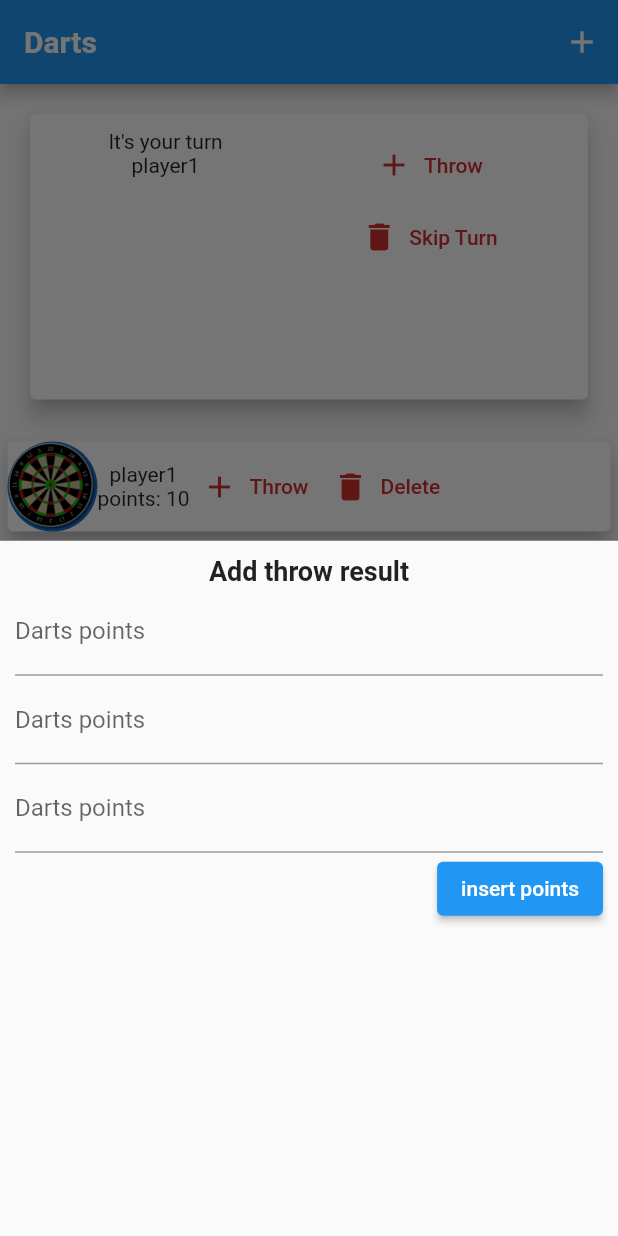
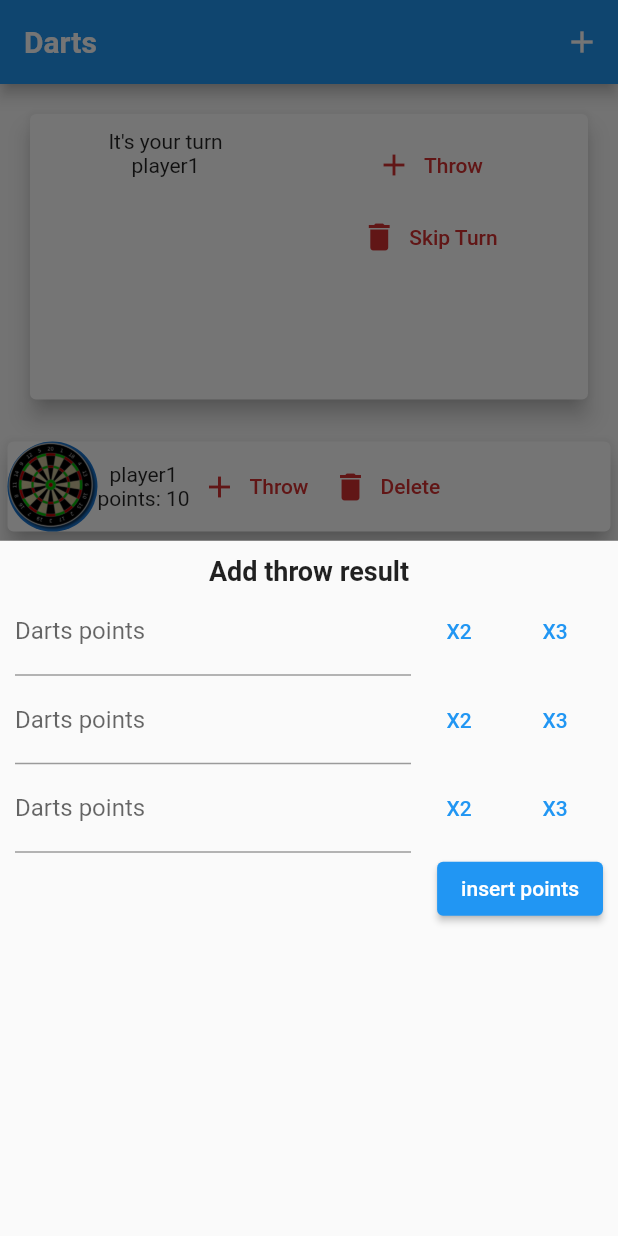
Before and after one commit to AlessandroGranato/Darts, a Flutter app: the screen it shows after launch, after a tap on "Throw", on a phone screen of 412 x 824 dp. Run offline on Flutter 3.47's test engine with Material 2 defaults, Android fonts, the phone set to English and light mode, and no system bars.

Commit message:
Add shots multiplier - Add buttons that allows players to multiply their shots x2 or x3

```diff
--- a/lib/widgets/throw_darts.dart
+++ b/lib/widgets/throw_darts.dart
@@ -1,10 +1,11 @@
 import 'package:flutter/material.dart';
 
 class ThrowDarts extends StatefulWidget {
-
   final String playerId;
   final Function addPointsFunction;
-  const ThrowDarts({ Key? key, required this.playerId, required this.addPointsFunction }) : super(key: key);
+  const ThrowDarts(
+      {Key? key, required this.playerId, required this.addPointsFunction})
+      : super(key: key);
 
   @override
   State<ThrowDarts> createState() => _ThrowDartsState();
@@ -16,7 +17,9 @@ class _ThrowDartsState extends State<ThrowDarts> {
   final TextEditingController _pointsController3 = TextEditingController();
 
   void _submitData() {
-    if (_pointsController1.text.isEmpty && _pointsController2.text.isEmpty && _pointsController3.text.isEmpty) {
+    if (_pointsController1.text.isEmpty &&
+        _pointsController2.text.isEmpty &&
+        _pointsController3.text.isEmpty) {
       return;
     }
     if (_pointsController1.text.isEmpty) {
@@ -29,15 +32,24 @@ class _ThrowDartsState extends State<ThrowDarts> {
       _pointsController3.text = '0';
     }
 
-    int points = int.parse(_pointsController1.text) + int.parse(_pointsController2.text) + int.parse(_pointsController3.text);
+    int points = int.parse(_pointsController1.text) +
+        int.parse(_pointsController2.text) +
+        int.parse(_pointsController3.text);
     widget.addPointsFunction(widget.playerId, points);
     Navigator.of(context).pop();
   }
 
-
+  void _multiplyDartShot(
+      TextEditingController textEditingController, int multiplier) {
+    int points = multiplier * int.parse(textEditingController.text);
+    setState(() {
+      textEditingController.text = points.toString();
+    });
+  }
 
   @override
   Widget build(BuildContext context) {
+    print('Value ${_pointsController2.text}');
     final mediaQuery = MediaQuery.of(context);
     return SingleChildScrollView(
       child: Container(
@@ -54,9 +66,14 @@ class _ThrowDartsState extends State<ThrowDarts> {
             children: [
               Container(
                 width: MediaQuery.of(context).size.width,
-                child: Text("Add throw result", textAlign: TextAlign.center, style: Theme.of(context).textTheme.headline6),
+                child: Text("Add throw result",
+                    textAlign: TextAlign.center,
+                    style: Theme.of(context).textTheme.headline6),
               ),
-              TextFormField(
+              Row(
+                children: [
+                  Expanded(
+                    child: TextFormField(
                       decoration: const InputDecoration(
                         border: UnderlineInputBorder(),
                         labelText: 'Darts points',
@@ -65,7 +82,21 @@ class _ThrowDartsState extends State<ThrowDarts> {
                       keyboardType: TextInputType.number,
                       onFieldSubmitted: (_) {},
                     ),
-              TextFormField(
+                  ),
+                  TextButton(
+                    child: const Text('X2'),
+                    onPressed: () => _multiplyDartShot(_pointsController1, 2),
+                  ),
+                  TextButton(
+                    child: const Text('X3'),
+                    onPressed: () => _multiplyDartShot(_pointsController1, 3),
+                  ),
+                ],
+              ),
+              Row(
+                children: [
+                  Expanded(
+                    child: TextFormField(
                       decoration: const InputDecoration(
                         border: UnderlineInputBorder(),
                         labelText: 'Darts points',
@@ -74,7 +105,21 @@ class _ThrowDartsState extends State<ThrowDarts> {
                       keyboardType: TextInputType.number,
                       onFieldSubmitted: (_) {},
                     ),
-              TextFormField(
+                  ),
+                  TextButton(
+                    child: const Text('X2'),
+                    onPressed: () => _multiplyDartShot(_pointsController2, 2),
+                  ),
+                  TextButton(
+                    child: const Text('X3'),
+                    onPressed: () => _multiplyDartShot(_pointsController2, 3),
+                  ),
+                ],
+              ),
+              Row(
+                children: [
+                  Expanded(
+                    child: TextFormField(
                       decoration: const InputDecoration(
                         border: UnderlineInputBorder(),
                         labelText: 'Darts points',
@@ -82,6 +127,17 @@ class _ThrowDartsState extends State<ThrowDarts> {
                       controller: _pointsController3,
                       keyboardType: TextInputType.number,
                       onFieldSubmitted: (_) {},
+                    ),
+                  ),
+                  TextButton(
+                    child: const Text('X2'),
+                    onPressed: () => _multiplyDartShot(_pointsController3, 2),
+                  ),
+                  TextButton(
+                    child: const Text('X3'),
+                    onPressed: () => _multiplyDartShot(_pointsController3, 3),
+                  ),
+                ],
               ),
               ElevatedButton(
                 style: ElevatedButton.styleFrom(
```
Lines whose indentation alone changed are shown as unchanged.
